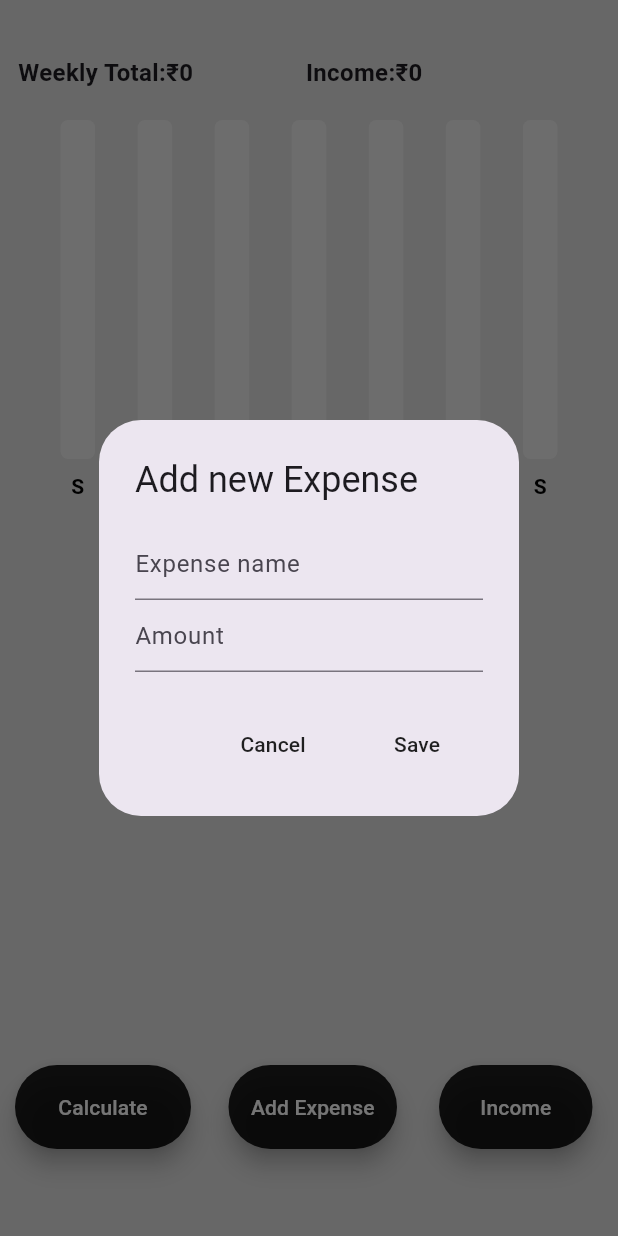
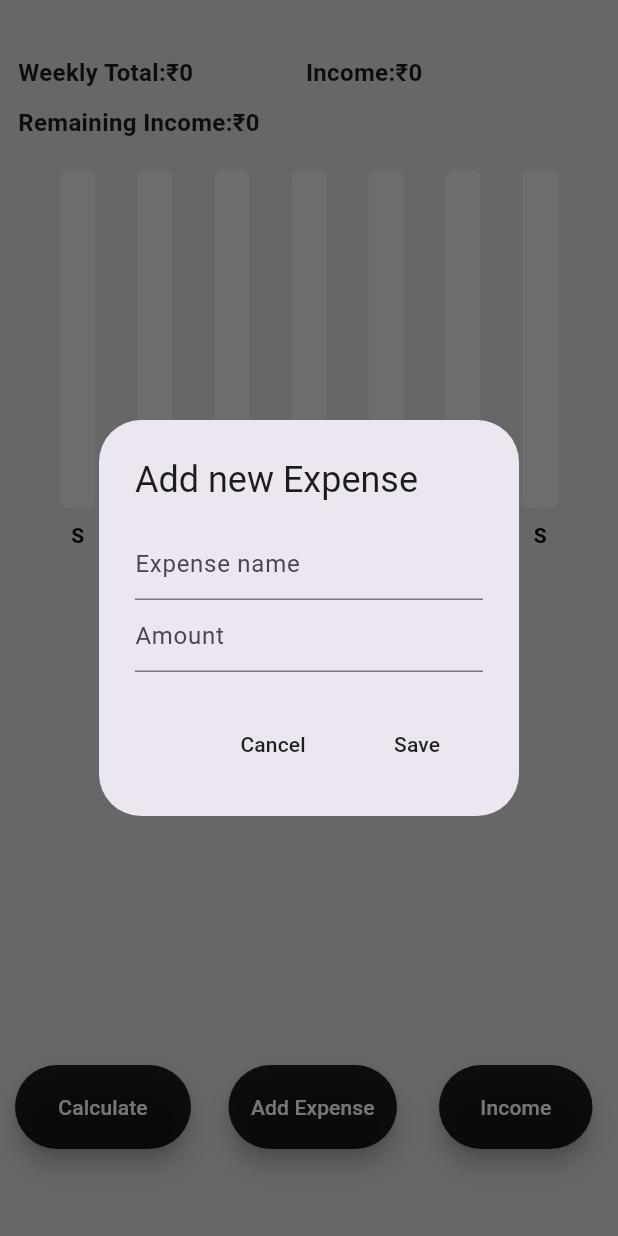
Before and after one commit to its-dhaya/Flutter_ExpenseTracker, a Flutter app: the screen it shows after launch, after a tap on "Add Expense", on a phone screen of 412 x 824 dp. Run offline on Flutter 3.47's test engine with Material 3 defaults, Android fonts, the phone set to English and light mode, and no system bars; drawn by our look-alikes of fl_chart; our stand-ins replace flutter_slidable, hive, hive_flutter; accounts and stored records are empty.

Commit message:
third commit

```diff
--- a/lib/components/expensesummary.dart
+++ b/lib/components/expensesummary.dart
@@ -56,16 +56,29 @@ class ExpenseSummary extends StatelessWidget {
       value.calculateDailyExpense()[friday] ?? 0,
       value.calculateDailyExpense()[saturday] ?? 0,
     ];
-    double total = 0;
-    for (int i = 0; i < values.length; i++) {
-      total += values[i];
-    }
-    return total.round().toString(); // returning total as integer
+
+    values.removeWhere((amount) => amount < 0);
+    double total = values.reduce((value, element) => value + element);
+    return total.round().toString();
   }
 
   String calculateIncomeTotal(ExpenseData value) {
     double incomeTotal = value.calculateIncomeTotal();
     return incomeTotal.round().toString(); // returning incomeTotal as integer
+  }
+
+  String calculateRemainingIncome(ExpenseData value) {
+    double incomeTotal = double.parse(calculateIncomeTotal(value));
+    double totalExpenses = double.parse(calculateWeektotal(value,
+        convertDateTimetoString(startofWeek.add(const Duration(days: 0))),
+        convertDateTimetoString(startofWeek.add(const Duration(days: 1))),
+        convertDateTimetoString(startofWeek.add(const Duration(days: 2))),
+        convertDateTimetoString(startofWeek.add(const Duration(days: 3))),
+        convertDateTimetoString(startofWeek.add(const Duration(days: 4))),
+        convertDateTimetoString(startofWeek.add(const Duration(days: 5))),
+        convertDateTimetoString(startofWeek.add(const Duration(days: 6)))));
+    double remainingIncome = incomeTotal - totalExpenses;
+    return remainingIncome.round().toString();
   }
 
   @override
@@ -78,10 +91,14 @@ class ExpenseSummary extends StatelessWidget {
     String friday = convertDateTimetoString(startofWeek.add(const Duration(days: 5)));
     String saturday = convertDateTimetoString(startofWeek.add(const Duration(days: 6)));
     return Consumer<ExpenseData>(
-      builder: (context, value, child) => Column(
+      builder: (context, value, child) {
+        // Calculate income separately
+        String incomeTotal = calculateIncomeTotal(value);
+        String remainingIncome = calculateRemainingIncome(value);
+        return Column(
           children: [
             Padding(
-            padding: const EdgeInsets.only(right: 20,bottom:20,top: 25 ),
+              padding: const EdgeInsets.only(right: 20, bottom: 10, top: 25),
               child: Row(
                 children: [
                   Text(
@@ -99,7 +116,22 @@ class ExpenseSummary extends StatelessWidget {
                     style: TextStyle(fontWeight: FontWeight.bold, fontSize: 16),
                   ),
                   Text(
-                  '₹${calculateIncomeTotal(value)}',
+                    '₹$incomeTotal',
+                    style: TextStyle(fontWeight: FontWeight.bold, fontSize: 16),
+                  ),
+                ],
+              ),
+            ),
+            Padding(
+              padding: const EdgeInsets.only(right: 20, bottom: 20),
+              child: Row(
+                children: [
+                  Text(
+                    "Remaining Income:",
+                    style: TextStyle(fontWeight: FontWeight.bold, fontSize: 16),
+                  ),
+                  Text(
+                    '₹$remainingIncome',
                     style: TextStyle(fontWeight: FontWeight.bold, fontSize: 16),
                   ),
                 ],
@@ -119,7 +151,8 @@ class ExpenseSummary extends StatelessWidget {
               ),
             ),
           ],
-      ),
+        );
+      },
     );
   }
 }
--- a/lib/data/expensedata.dart
+++ b/lib/data/expensedata.dart
@@ -20,17 +20,23 @@ class ExpenseData extends ChangeNotifier {
   }
 
   // Add new expense
-  void addnewExpense(ExpenseItem newExpense) {
+  void addNewExpense(ExpenseItem newExpense) {
     overallExpensList.add(newExpense);
+    if (newExpense.name != 'Income') {
+      db.saveData(overallExpensList);
+    } else {
+      deductIncome(newExpense.amount);
+    }
     notifyListeners();
-    db.saveData(overallExpensList);
   }
 
   // Delete expense
   void deleteExpense(ExpenseItem expense) {
     overallExpensList.remove(expense);
+    if (expense.name != 'Income') {
+      db.saveData(overallExpensList);
+    }
     notifyListeners();
-    db.saveData(overallExpensList);
   }
 
   // Weekly data
@@ -69,33 +75,37 @@ class ExpenseData extends ChangeNotifier {
   }
 
   Map<String, double> calculateDailyExpense() {
-    Map<String, double> dailyexpense = {};
+    Map<String, double> dailyExpense = {};
 
     for (var expense in overallExpensList) {
-      String date = convertDateTimetoString(expense.dateTime);
-      double amount = double.parse(expense.amount);
+      if (expense.name != 'Income') {
+        String date = convertDateTimetoString(expense.dateTime);
+        double amount = double.parse(expense.amount);
 
-      if (dailyexpense.containsKey(date)) {
-        double currentAmount = dailyexpense[date]!;
-        currentAmount += amount;
-        dailyexpense[date] = currentAmount;
-      } else {
-        dailyexpense.addAll({date: amount});
+        if (dailyExpense.containsKey(date)) {
+          double currentAmount = dailyExpense[date]!;
+          currentAmount += amount;
+          dailyExpense[date] = currentAmount;
+        } else {
+          dailyExpense.addAll({date: amount});
+        }
       }
     }
-    return dailyexpense;
+    return dailyExpense;
   }
 
   // Add new income
-  void addnewIncome(String amount) {
+  void addNewIncome(String amount) {
     DateTime now = DateTime.now();
-    overallExpensList.add(ExpenseItem(
+    overallExpensList.removeWhere((expense) => expense.name == 'Income');
+    ExpenseItem newIncome = ExpenseItem(
       name: 'Income',
       amount: amount,
       dateTime: now,
-    ));
+    );
+
+    overallExpensList.add(newIncome);
     notifyListeners();
-    db.saveData(overallExpensList);
   }
 
   // Calculate income total
@@ -103,9 +113,22 @@ class ExpenseData extends ChangeNotifier {
     double total = 0;
     for (var expense in overallExpensList) {
       if (expense.name == 'Income') {
-        total += double.parse(expense.amount!);
+        total += double.parse(expense.amount);
       }
     }
     return total;
   }
+
+  void deductIncome(String amount) {
+    double currentIncome = calculateIncomeTotal();
+    double deductedAmount = double.parse(amount);
+    double newIncome = currentIncome - deductedAmount;
+
+    overallExpensList.removeWhere((expense) => expense.name == 'Income');
+    overallExpensList.add(ExpenseItem(
+      name: 'Income',
+      amount: newIncome.toString(),
+      dateTime: DateTime.now(),
+    ));
+  }
 }
--- a/lib/main.dart
+++ b/lib/main.dart
@@ -19,8 +19,10 @@ class MyApp extends StatelessWidget {
   @override
   Widget build(BuildContext context) {
     return ChangeNotifierProvider(
+
       create: (context)=>ExpenseData(),
       builder: (context,child)=> const MaterialApp(
+
         debugShowCheckedModeBanner: false,
         home: HomePage(),
       ),
```
Also changed, not shown: lib/pages/homepage.dart (+26 -29 lines). Lines whose indentation alone changed are shown as unchanged.
